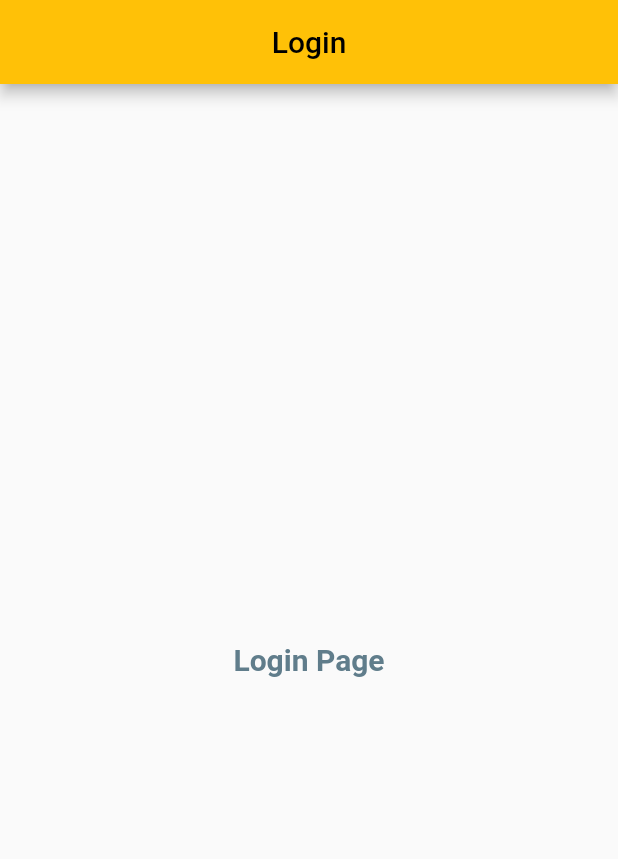
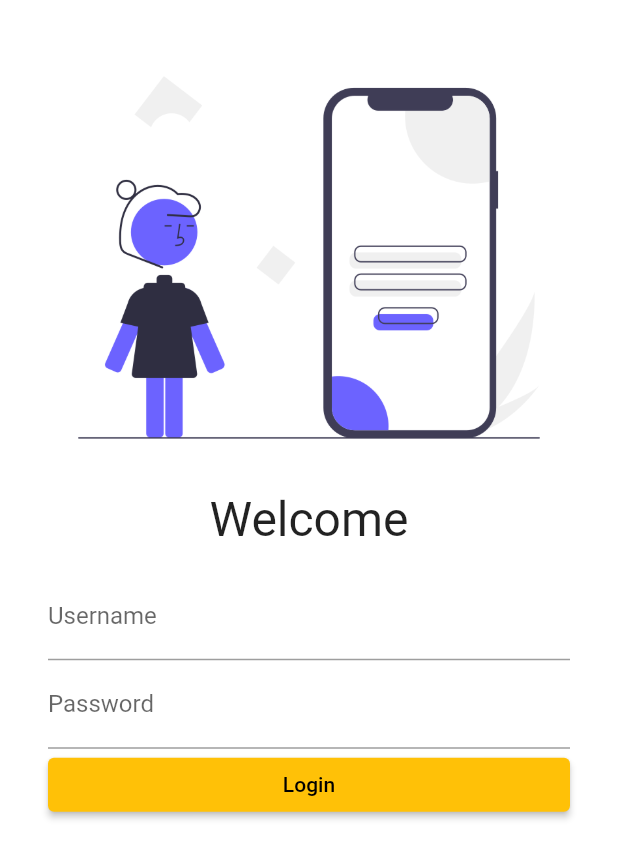
Before and after one commit to thetrickuser/flutter_catalog, a Flutter app: the screen it shows after launch, on a phone screen of 412 x 824 dp. Shown: the top 859 px of the screen. Run offline on Flutter 3.47's test engine with Material 2 defaults, Android fonts, the phone set to English and light mode, and no system bars; our stand-ins replace google_fonts; Roboto replaces fonts that are missing (Actor).

Commit message:
Day 4 complete

```diff
--- a/lib/main.dart
+++ b/lib/main.dart
@@ -1,6 +1,7 @@
 import 'package:flutter/material.dart';
 import 'package:flutter_catalog/pages/login_page.dart';
 import 'package:flutter_catalog/pages/home_page.dart';
+import 'package:google_fonts/google_fonts.dart';
 
 void main(List<String> args) {
   runApp(MyApp());
@@ -13,7 +14,9 @@ class MyApp extends StatelessWidget {
   Widget build(BuildContext context) {
     return MaterialApp(
       themeMode: ThemeMode.light,
-      theme: ThemeData(primarySwatch: Colors.amber),
+      theme: ThemeData(
+          primarySwatch: Colors.amber,
+          fontFamily: GoogleFonts.actor().fontFamily),
       routes: {"/": (context) => LoginPage(), "/home": (context) => HomePage()},
     );
   }
--- a/lib/pages/login_page.dart
+++ b/lib/pages/login_page.dart
@@ -6,21 +6,52 @@ class LoginPage extends StatelessWidget {
 
   @override
   Widget build(BuildContext context) {
-    return Scaffold(
-      appBar: AppBar(
-          title: const Center(
-        child: Text(
-          "Login",
-          textDirection: TextDirection.ltr,
-          textAlign: TextAlign.right,
+    return Material(
+      color: Colors.white,
+      child: Padding(
+        padding: const EdgeInsets.symmetric(vertical: 16.0),
+        child: Column(
+          children: [
+            Image.asset(
+              'assets/images/login.png',
+              fit: BoxFit.cover,
+            ),
+            Text(
+              "Welcome",
+              style: TextStyle(
+                fontSize: 32,
+              ),
+            ),
+            Padding(
+              padding: const EdgeInsets.symmetric(vertical: 16, horizontal: 32),
+              child: Column(
+                children: [
+                  TextFormField(
+                    decoration: InputDecoration(
+                        hintText: 'Enter Username', labelText: 'Username'),
+                  ),
+                  TextFormField(
+                    decoration: InputDecoration(
+                        hintText: 'Enter Password', labelText: 'Password'),
+                    obscureText: true,
+                  ),
+                  ElevatedButton(
+                    style: TextButton.styleFrom(),
+                    child: const Center(
+                        child: Text(
+                      "Login",
+                      textDirection: TextDirection.ltr,
+                    )),
+                    onPressed: () {
+                      print("Hi User!");
+                    },
+                  )
+                ],
+              ),
+            ),
+          ],
         ),
-      )),
-      body: const Center(
-          child: Text(
-        "Login Page",
-        style: TextStyle(
-            fontSize: 20, fontWeight: FontWeight.bold, color: Colors.blueGrey),
-      )),
+      ),
     );
   }
 }
--- a/pubspec.yaml
+++ b/pubspec.yaml
@@ -31,6 +31,7 @@ environment:
 dependencies:
   flutter:
     sdk: flutter
+  google_fonts: ^3.0.1
 
 
   # The following adds the Cupertino Icons font to your application.
@@ -60,9 +61,8 @@ flutter:
   uses-material-design: true
 
   # To add assets to your application, add an assets section, like this:
-  # assets:
-  #   - images/a_dot_burr.jpeg
-  #   - images/a_dot_ham.jpeg
+  assets:
+    - assets/images/
 
   # An image asset can refer to one or more resolution-specific "variants", see
   # https://flutter.dev/assets-and-images/#resolution-aware
```
Also changed, not shown: assets/images/login.png (added), pubspec.lock, 1 other file.
